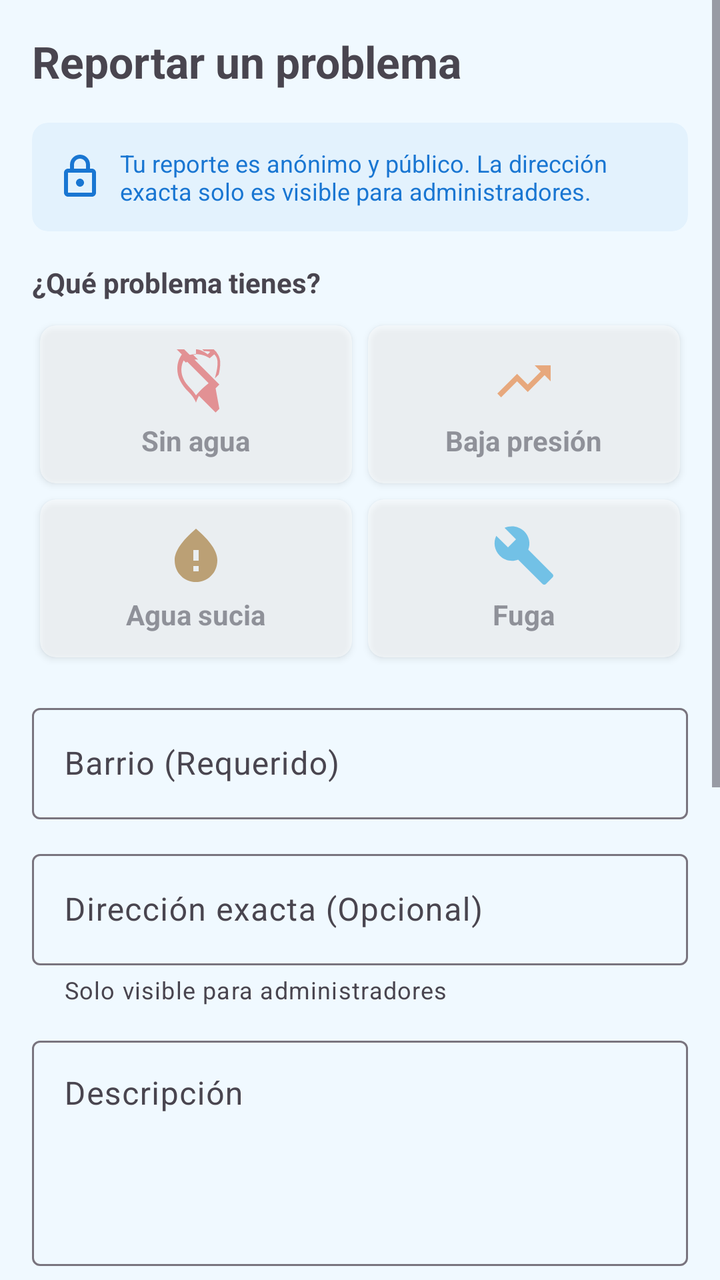
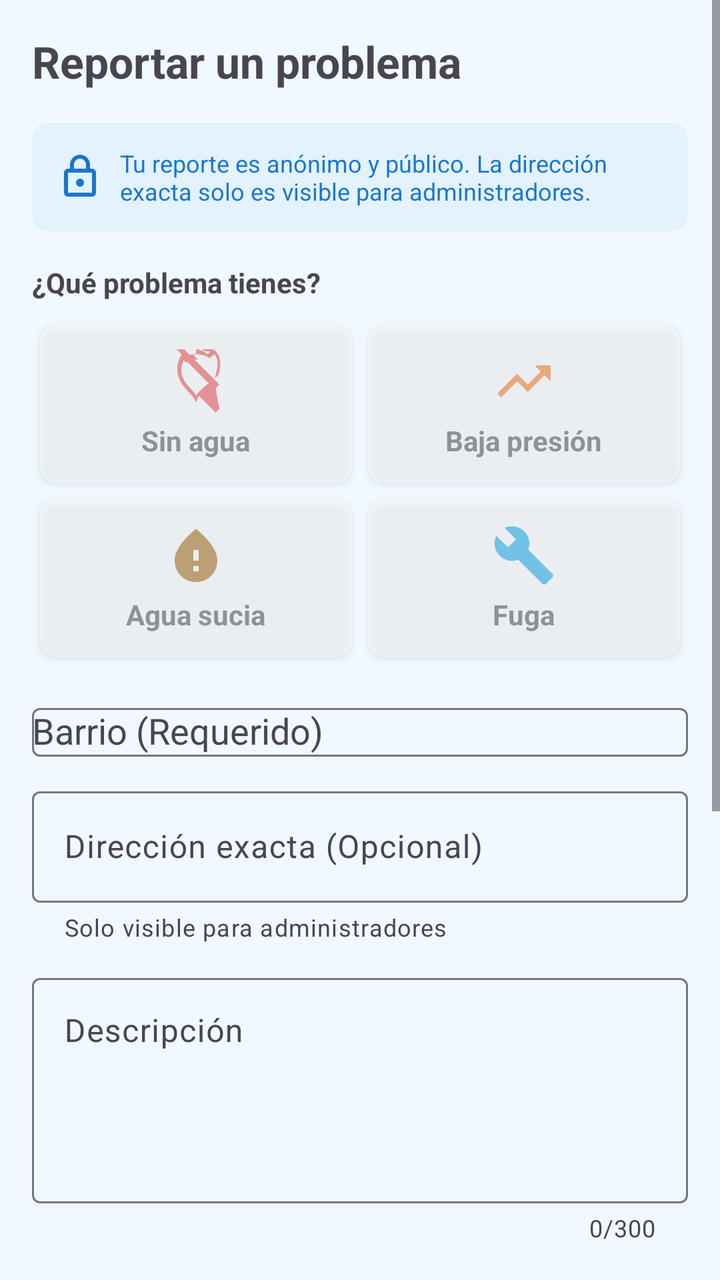

An Android layout rendered at two revisions. The XML below is the earlier revision; the diff shows what the commit changed to produce the second picture.
<!-- AndroidManifest.xml: application theme Theme.AguaYa -->
<!-- res/layout/fragment_reportar.xml -->
<?xml version="1.0" encoding="utf-8"?>
<FrameLayout xmlns:android="http://schemas.android.com/apk/res/android"
    xmlns:app="http://schemas.android.com/apk/res-auto"
    xmlns:tools="http://schemas.android.com/tools"
    android:layout_width="match_parent"
    android:layout_height="match_parent"
    android:background="@color/agua_background">

    
    <ScrollView
        android:id="@+id/formContainer"
        android:layout_width="match_parent"
        android:layout_height="match_parent"
        android:fillViewport="true">

        <LinearLayout
            android:layout_width="match_parent"
            android:layout_height="wrap_content"
            android:orientation="vertical"
            android:padding="16dp">

            <TextView
                android:layout_width="wrap_content"
                android:layout_height="wrap_content"
                android:text="Reportar un problema"
                android:textSize="22sp"
                android:textStyle="bold"
                android:layout_marginBottom="16dp" />

            
            <androidx.cardview.widget.CardView
                android:layout_width="match_parent"
                android:layout_height="wrap_content"
                android:layout_marginBottom="16dp"
                app:cardBackgroundColor="#E3F2FD"
                app:cardCornerRadius="8dp"
                app:cardElevation="0dp">
                
                <LinearLayout
                    android:layout_width="match_parent"
                    android:layout_height="wrap_content"
                    android:orientation="horizontal"
                    android:padding="12dp"
                    android:gravity="center_vertical">
                    
                    <ImageView
                        android:layout_width="24dp"
                        android:layout_height="24dp"
                        android:src="@drawable/ic_lock"
                        app:tint="#1976D2" />
                        
                    <TextView
                        android:layout_width="wrap_content"
                        android:layout_height="wrap_content"
                        android:layout_marginStart="8dp"
                        android:text="Tu reporte es anónimo y público. La dirección exacta solo es visible para administradores."
                        android:textSize="12sp"
                        android:textColor="#1976D2" />
                </LinearLayout>
            </androidx.cardview.widget.CardView>

            
            <TextView
                android:layout_width="wrap_content"
                android:layout_height="wrap_content"
                android:text="¿Qué problema tienes?"
                android:textStyle="bold"
                android:layout_marginBottom="8dp"/>
                
            <GridLayout
                android:layout_width="match_parent"
                android:layout_height="wrap_content"
                android:columnCount="2"
                android:layout_marginBottom="16dp">

                <androidx.cardview.widget.CardView
                    android:id="@+id/cardTipoSinAgua"
                    android:layout_width="0dp"
                    android:layout_height="wrap_content"
                    android:layout_columnWeight="1"
                    android:layout_margin="4dp"
                    android:alpha="0.5"
                    app:cardCornerRadius="8dp">
                    <LinearLayout android:layout_width="match_parent" android:layout_height="wrap_content" android:orientation="vertical" android:gravity="center" android:padding="12dp">
                        <ImageView android:layout_width="32dp" android:layout_height="32dp" android:src="@drawable/ic_tipo_sin_agua" app:tint="@color/tipo_sin_agua"/>
                        <TextView android:layout_width="wrap_content" android:layout_height="wrap_content" android:text="Sin agua" android:textStyle="bold" android:layout_marginTop="4dp"/>
                    </LinearLayout>
                </androidx.cardview.widget.CardView>
                
                <androidx.cardview.widget.CardView
                    android:id="@+id/cardTipoBajaPresion"
                    android:layout_width="0dp"
                    android:layout_height="wrap_content"
                    android:layout_columnWeight="1"
                    android:layout_margin="4dp"
                    android:alpha="0.5"
                    app:cardCornerRadius="8dp">
                    <LinearLayout android:layout_width="match_parent" android:layout_height="wrap_content" android:orientation="vertical" android:gravity="center" android:padding="12dp">
                        <ImageView android:layout_width="32dp" android:layout_height="32dp" android:src="@drawable/ic_tipo_baja_presion" app:tint="@color/tipo_baja_presion"/>
                        <TextView android:layout_width="wrap_content" android:layout_height="wrap_content" android:text="Baja presión" android:textStyle="bold" android:layout_marginTop="4dp"/>
                    </LinearLayout>
                </androidx.cardview.widget.CardView>
                
                <androidx.cardview.widget.CardView
                    android:id="@+id/cardTipoAguaSucia"
                    android:layout_width="0dp"
                    android:layout_height="wrap_content"
                    android:layout_columnWeight="1"
                    android:layout_margin="4dp"
                    android:alpha="0.5"
                    app:cardCornerRadius="8dp">
                    <LinearLayout android:layout_width="match_parent" android:layout_height="wrap_content" android:orientation="vertical" android:gravity="center" android:padding="12dp">
                        <ImageView android:layout_width="32dp" android:layout_height="32dp" android:src="@drawable/ic_tipo_agua_sucia" app:tint="@color/tipo_agua_sucia"/>
                        <TextView android:layout_width="wrap_content" android:layout_height="wrap_content" android:text="Agua sucia" android:textStyle="bold" android:layout_marginTop="4dp"/>
                    </LinearLayout>
                </androidx.cardview.widget.CardView>
                
                <androidx.cardview.widget.CardView
                    android:id="@+id/cardTipoFuga"
                    android:layout_width="0dp"
                    android:layout_height="wrap_content"
                    android:layout_columnWeight="1"
                    android:layout_margin="4dp"
                    android:alpha="0.5"
                    app:cardCornerRadius="8dp">
                    <LinearLayout android:layout_width="match_parent" android:layout_height="wrap_content" android:orientation="vertical" android:gravity="center" android:padding="12dp">
                        <ImageView android:layout_width="32dp" android:layout_height="32dp" android:src="@drawable/ic_tipo_fuga" app:tint="@color/tipo_fuga"/>
                        <TextView android:layout_width="wrap_content" android:layout_height="wrap_content" android:text="Fuga" android:textStyle="bold" android:layout_marginTop="4dp"/>
                    </LinearLayout>
                </androidx.cardview.widget.CardView>
            </GridLayout>

            
            <com.google.android.material.textfield.TextInputLayout
                android:id="@+id/tilBarrio"
                android:layout_width="match_parent"
                android:layout_height="wrap_content"
                android:layout_marginBottom="12dp"
                android:hint="Barrio (Requerido)">
                <com.google.android.material.textfield.TextInputEditText
                    android:id="@+id/etBarrio"
                    android:layout_width="match_parent"
                    android:layout_height="wrap_content"
                    android:inputType="textCapWords" />
            </com.google.android.material.textfield.TextInputLayout>

            <com.google.android.material.textfield.TextInputLayout
                android:id="@+id/tilDireccion"
                android:layout_width="match_parent"
                android:layout_height="wrap_content"
                android:layout_marginBottom="12dp"
                android:hint="Dirección exacta (Opcional)"
                app:helperText="Solo visible para administradores">
                <com.google.android.material.textfield.TextInputEditText
                    android:id="@+id/etDireccion"
                    android:layout_width="match_parent"
                    android:layout_height="wrap_content"
                    android:inputType="textPostalAddress" />
            </com.google.android.material.textfield.TextInputLayout>

            <com.google.android.material.textfield.TextInputLayout
                android:id="@+id/tilDescripcion"
                android:layout_width="match_parent"
                android:layout_height="wrap_content"
                android:layout_marginBottom="16dp"
                android:hint="Descripción"
                app:counterEnabled="true"
                app:counterMaxLength="300">
                <com.google.android.material.textfield.TextInputEditText
                    android:id="@+id/etDescripcion"
                    android:layout_width="match_parent"
                    android:layout_height="wrap_content"
                    android:lines="4"
                    android:gravity="top|start"
                    android:inputType="textMultiLine" />
            </com.google.android.material.textfield.TextInputLayout>

            
            <TextView
                android:layout_width="wrap_content"
                android:layout_height="wrap_content"
                android:text="Nivel de urgencia"
                android:textStyle="bold"
                android:layout_marginBottom="8dp"/>
                
            <LinearLayout
                android:layout_width="match_parent"
                android:layout_height="wrap_content"
                android:orientation="horizontal"
                android:layout_marginBottom="16dp">
                
                <com.google.android.material.button.MaterialButton
                    android:id="@+id/btnUrgenciaBaja"
                    style="@style/Widget.Material3.Button.TonalButton"
                    android:layout_width="0dp"
                    android:layout_height="wrap_content"
                    android:layout_weight="1"
                    android:layout_marginEnd="4dp"
                    android:text="🟢 Baja"
                    android:alpha="0.5"/>
                    
                <com.google.android.material.button.MaterialButton
                    android:id="@+id/btnUrgenciaMedia"
                    style="@style/Widget.Material3.Button.TonalButton"
                    android:layout_width="0dp"
                    android:layout_height="wrap_content"
                    android:layout_weight="1"
                    android:layout_marginHorizontal="4dp"
                    android:text="🟠 Media"
                    android:alpha="0.5"/>
                    
                <com.google.android.material.button.MaterialButton
                    android:id="@+id/btnUrgenciaAlta"
                    style="@style/Widget.Material3.Button.TonalButton"
                    android:layout_width="0dp"
                    android:layout_height="wrap_content"
                    android:layout_weight="1"
                    android:layout_marginStart="4dp"
                    android:text="🔴 Alta"
                    android:alpha="0.5"/>
            </LinearLayout>

            
            <TextView
                android:layout_width="wrap_content"
                android:layout_height="wrap_content"
                android:text="Evidencia fotográfica"
                android:textStyle="bold"
                android:layout_marginBottom="8dp"/>

            <FrameLayout
                android:id="@+id/photoDropzone"
                android:layout_width="match_parent"
                android:layout_height="150dp"
                android:layout_marginBottom="24dp"
                android:background="@drawable/bg_photo_dropzone">
                
                <LinearLayout
                    android:layout_width="wrap_content"
                    android:layout_height="wrap_content"
                    android:layout_gravity="center"
                    android:gravity="center"
                    android:orientation="vertical">
                    
                    <ImageView
                        android:layout_width="48dp"
                        android:layout_height="48dp"
                        android:src="@drawable/ic_camera"
                        app:tint="#757575"/>
                        
                    <TextView
                        android:layout_width="wrap_content"
                        android:layout_height="wrap_content"
                        android:layout_marginTop="8dp"
                        android:text="Toca para agregar foto"
                        android:textColor="#757575"/>
                </LinearLayout>

                <ImageView
                    android:id="@+id/ivFotoPreview"
                    android:layout_width="match_parent"
                    android:layout_height="match_parent"
                    android:scaleType="centerCrop"
                    android:visibility="gone"/>
                    
                <ImageButton
                    android:id="@+id/btnRemoverFoto"
                    android:layout_width="32dp"
                    android:layout_height="32dp"
                    android:layout_gravity="top|end"
                    android:layout_margin="8dp"
                    android:background="@drawable/circle_bg"
                    android:src="@drawable/ic_close"
                    android:visibility="gone"
                    app:tint="@android:color/white"/>
            </FrameLayout>

            <com.google.android.material.button.MaterialButton
                android:id="@+id/btnEnviar"
                android:layout_width="match_parent"
                android:layout_height="56dp"
                android:text="Enviar reporte"
                android:textColor="@android:color/white"
                app:backgroundTint="@color/agua_primary"/>
        </LinearLayout>
    </ScrollView>

    
    <FrameLayout
        android:id="@+id/successOverlay"
        android:layout_width="match_parent"
        android:layout_height="match_parent"
        android:background="@android:color/white"
        android:visibility="gone"
        android:clickable="true"
        android:focusable="true">
        
        <LinearLayout
            android:layout_width="match_parent"
            android:layout_height="wrap_content"
            android:layout_gravity="center"
            android:gravity="center"
            android:orientation="vertical"
            android:padding="32dp">
            
            <ImageView
                android:layout_width="80dp"
                android:layout_height="80dp"
                android:src="@drawable/ic_check_circle"
                app:tint="@color/estado_resuelto"/>
                
            <TextView
                android:layout_width="wrap_content"
                android:layout_height="wrap_content"
                android:layout_marginTop="16dp"
                android:text="¡Reporte enviado!"
                android:textSize="24sp"
                android:textStyle="bold"/>
                
            <TextView
                android:layout_width="wrap_content"
                android:layout_height="wrap_content"
                android:layout_marginTop="8dp"
                android:text="Tu voz ayuda a mejorar el servicio para toda la comunidad."
                android:textAlignment="center"/>
                
            <com.google.android.material.button.MaterialButton
                android:id="@+id/btnVerMapa"
                android:layout_width="match_parent"
                android:layout_height="wrap_content"
                android:layout_marginTop="32dp"
                android:text="Ver en el mapa"/>
                
            <com.google.android.material.button.MaterialButton
                android:id="@+id/btnHacerOtro"
                style="@style/Widget.Material3.Button.TextButton"
                android:layout_width="match_parent"
                android:layout_height="wrap_content"
                android:layout_marginTop="8dp"
                android:text="Hacer otro reporte"/>
        </LinearLayout>
    </FrameLayout>
    
    <ProgressBar
        android:id="@+id/progressReportar"
        android:layout_width="wrap_content"
        android:layout_height="wrap_content"
        android:layout_gravity="center"
        android:visibility="gone"/>

</FrameLayout>
<!-- resources referenced by this layout -->
<resources>
  <color name="agua_background">#f0f9ff</color>
  <color name="agua_primary">#0c4a6e</color>
  <color name="estado_resuelto">#22c55e</color>
  <color name="tipo_agua_sucia">#a16207</color>
  <color name="tipo_baja_presion">#f97316</color>
  <color name="tipo_fuga">#0ea5e9</color>
  <color name="tipo_sin_agua">#ef4444</color>
  <!-- drawable bg_photo_dropzone (drawable) -->
  <?xml version="1.0" encoding="utf-8"?>
  <shape xmlns:android="http://schemas.android.com/apk/res/android"
      android:shape="rectangle">
      <corners android:radius="16dp" />
      <solid android:color="@android:color/transparent" />
      <stroke
          android:width="2dp"
          android:color="#94a3b8"
          android:dashWidth="8dp"
          android:dashGap="4dp" />
  </shape>
  <!-- drawable circle_bg (drawable) -->
  <?xml version="1.0" encoding="utf-8"?>
  <shape xmlns:android="http://schemas.android.com/apk/res/android"
      android:shape="oval">
      <solid android:color="@color/agua_primary"/>
  </shape>
  <!-- drawable ic_check_circle (drawable) -->
  <vector xmlns:android="http://schemas.android.com/apk/res/android"
      android:width="24dp"
      android:height="24dp"
      android:viewportWidth="24"
      android:viewportHeight="24">
      <path
          android:fillColor="#FF000000"
          android:pathData="M12,2C6.48,2 2,6.48 2,12s4.48,10 10,10 10,-4.48 10,-10S17.52,2 12,2zM10,17l-5,-5 1.41,-1.41L10,14.17l7.59,-7.59L19,8l-9,9z" />
  </vector>
  <!-- drawable ic_close (drawable) -->
  <vector xmlns:android="http://schemas.android.com/apk/res/android"
      android:width="24dp"
      android:height="24dp"
      android:viewportWidth="24"
      android:viewportHeight="24">
      <path
          android:fillColor="#FF000000"
          android:pathData="M19,6.41L17.59,5 12,10.59 6.41,5 5,6.41 10.59,12 5,17.59 6.41,19 12,13.41 17.59,19 19,17.59 13.41,12z" />
  </vector>
  <!-- drawable ic_tipo_agua_sucia (drawable) -->
  <vector xmlns:android="http://schemas.android.com/apk/res/android"
      android:width="24dp"
      android:height="24dp"
      android:viewportWidth="24"
      android:viewportHeight="24"
      android:tint="#a16207">
      <path
          android:fillColor="@android:color/white"
          android:pathData="M12,2c-5.33,4.55 -8,8.48 -8,11.8c0,4.98 3.8,8.2 8,8.2s8,-3.22 8,-8.2C20,10.48 17.33,6.55 12,2zM11,16h2v2h-2V16zM11,10h2v4h-2V10z" />
  </vector>
  <!-- drawable ic_tipo_baja_presion (drawable) -->
  <vector xmlns:android="http://schemas.android.com/apk/res/android"
      android:width="24dp"
      android:height="24dp"
      android:viewportWidth="24"
      android:viewportHeight="24"
      android:tint="#f97316">
      <path
          android:fillColor="@android:color/white"
          android:pathData="M16,6l2.29,2.29,-4.88,4.88,-4,-4L2,16.59 3.41,18l6,-6 4,4 6.3,-6.29L22,12V6z" />
  </vector>
  <!-- drawable ic_tipo_fuga (drawable) -->
  <vector xmlns:android="http://schemas.android.com/apk/res/android"
      android:width="24dp"
      android:height="24dp"
      android:viewportWidth="24"
      android:viewportHeight="24"
      android:tint="#0ea5e9">
      <path
          android:fillColor="@android:color/white"
          android:pathData="M22.7,19l-9.1,-9.1c0.9,-2.3 0.4,-5,-1.5,-6.9c-2,-2 -5,-2.4 -7.4,-1.3L9,6 6,9 1.6,4.7C0.4,7.1 0.9,10.1 2.9,12.1c1.9,1.9 4.6,2.4 6.9,1.5l9.1,9.1c0.4,0.4 1,0.4 1.4,0l2.3,-2.3c0.5,-0.4 0.5,-1.1 0.1,-1.4z" />
  </vector>
  <color name="agua_primary_variant">#0e7490</color>
  <color name="agua_accent">#0ea5e9</color>
  <color name="text_on_primary">#FFFFFF</color>
  <color name="agua_surface">#FFFFFF</color>
  <!-- unchanged entries left out for length: 4 -->
</resources>

<!-- the commit's change to res/layout/fragment_reportar.xml (unified diff, before → after) -->
@@ -137,10 +137,11 @@
                 android:layout_height="wrap_content"
                 android:layout_marginBottom="12dp"
                 android:hint="Barrio (Requerido)">
-                <com.google.android.material.textfield.TextInputEditText
+                <com.google.android.material.textfield.MaterialAutoCompleteTextView
                     android:id="@+id/etBarrio"
                     android:layout_width="match_parent"
                     android:layout_height="wrap_content"
+                    android:completionThreshold="1"
                     android:inputType="textCapWords" />
             </com.google.android.material.textfield.TextInputLayout>
 
